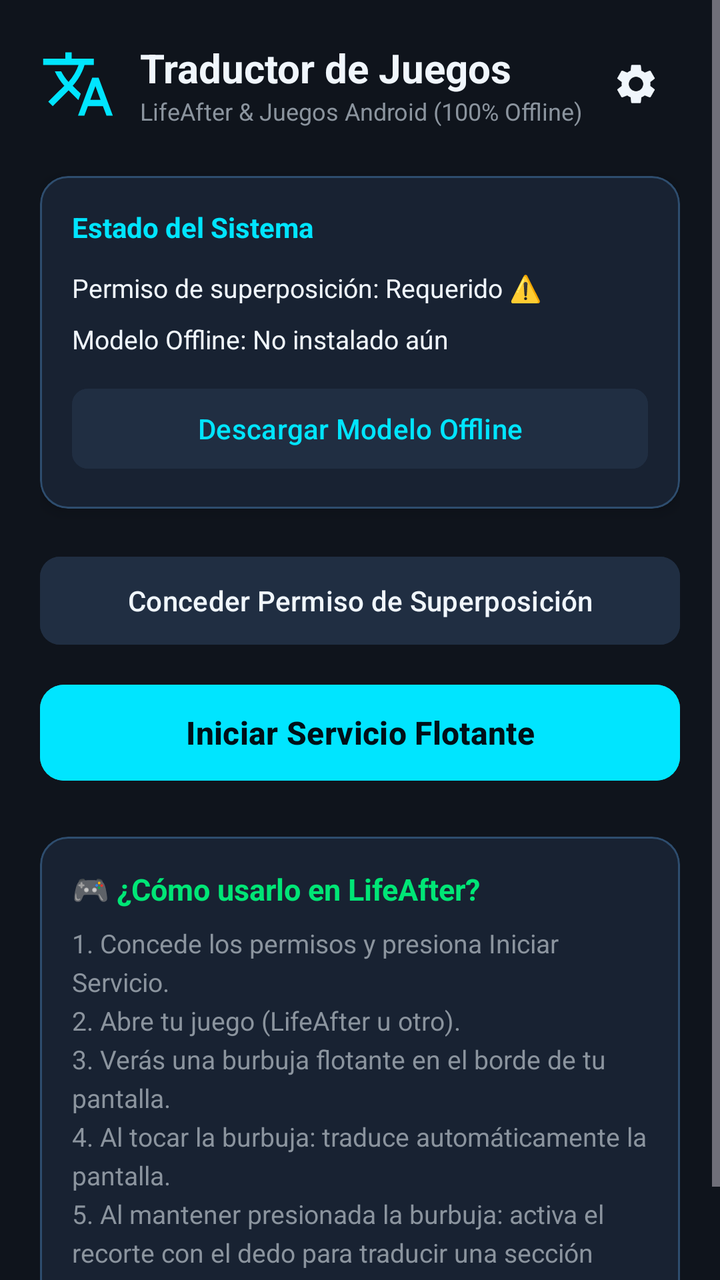
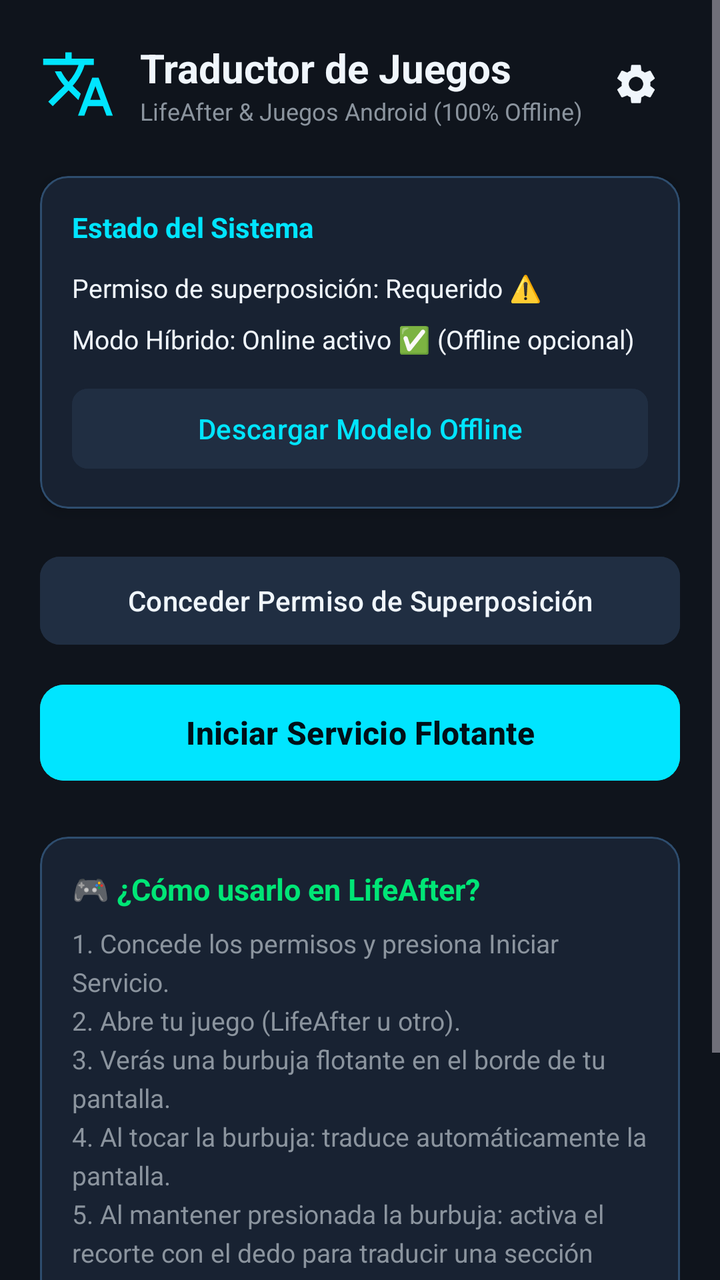

The first picture is an Android layout as it rendered before a commit; the second is the same layout after the commit. The layout source and the unified diff follow.
<!-- AndroidManifest.xml: activity theme Theme.GameTranslator -->
<!-- res/layout/activity_main.xml -->
<?xml version="1.0" encoding="utf-8"?>
<ScrollView xmlns:android="http://schemas.android.com/apk/res/android"
    xmlns:app="http://schemas.android.com/apk/res-auto"
    android:layout_width="match_parent"
    android:layout_height="match_parent"
    android:background="@color/bg_dark"
    android:fillViewport="true">

    <LinearLayout
        android:layout_width="match_parent"
        android:layout_height="wrap_content"
        android:orientation="vertical"
        android:padding="20dp">

        
        <LinearLayout
            android:layout_width="match_parent"
            android:layout_height="wrap_content"
            android:gravity="center_vertical"
            android:orientation="horizontal"
            android:layout_marginBottom="24dp">

            <ImageView
                android:layout_width="38dp"
                android:layout_height="38dp"
                android:src="@drawable/ic_translate"
                android:contentDescription="@string/app_name" />

            <LinearLayout
                android:layout_width="0dp"
                android:layout_height="wrap_content"
                android:layout_weight="1"
                android:layout_marginStart="12dp"
                android:orientation="vertical">

                <TextView
                    android:layout_width="wrap_content"
                    android:layout_height="wrap_content"
                    android:text="@string/app_name"
                    android:textColor="@color/text_primary"
                    android:textSize="20sp"
                    android:textStyle="bold" />

                <TextView
                    android:layout_width="wrap_content"
                    android:layout_height="wrap_content"
                    android:text="LifeAfter &amp; Juegos Android (100% Offline)"
                    android:textColor="@color/text_secondary"
                    android:textSize="12sp" />
            </LinearLayout>

            <ImageButton
                android:id="@+id/btn_settings"
                android:layout_width="44dp"
                android:layout_height="44dp"
                android:background="?attr/selectableItemBackgroundBorderless"
                android:src="@drawable/ic_settings"
                android:contentDescription="@string/title_settings" />
        </LinearLayout>

        
        <com.google.android.material.card.MaterialCardView
            android:layout_width="match_parent"
            android:layout_height="wrap_content"
            android:layout_marginBottom="20dp"
            app:cardBackgroundColor="@color/surface_dark"
            app:cardCornerRadius="14dp"
            app:cardElevation="4dp"
            app:strokeColor="@color/border_cyan"
            app:strokeWidth="1dp">

            <LinearLayout
                android:layout_width="match_parent"
                android:layout_height="wrap_content"
                android:orientation="vertical"
                android:padding="16dp">

                <TextView
                    android:layout_width="wrap_content"
                    android:layout_height="wrap_content"
                    android:text="Estado del Sistema"
                    android:textColor="@color/primary"
                    android:textSize="14sp"
                    android:textStyle="bold"
                    android:layout_marginBottom="12dp" />

                <TextView
                    android:id="@+id/tv_overlay_status"
                    android:layout_width="wrap_content"
                    android:layout_height="wrap_content"
                    android:text="@string/status_permission_needed"
                    android:textColor="@color/text_primary"
                    android:textSize="13sp"
                    android:layout_marginBottom="8dp" />

                <TextView
                    android:id="@+id/tv_model_status"
                    android:layout_width="wrap_content"
                    android:layout_height="wrap_content"
                    android:text="@string/status_model_not_ready"
                    android:textColor="@color/text_primary"
                    android:textSize="13sp"
                    android:layout_marginBottom="12dp" />

                <Button
                    android:id="@+id/btn_download_model"
                    android:layout_width="match_parent"
                    android:layout_height="wrap_content"
                    android:text="@string/btn_download_model"
                    android:backgroundTint="@color/surface_card"
                    android:textColor="@color/primary"
                    app:cornerRadius="8dp" />

                <ProgressBar
                    android:id="@+id/pb_download_model"
                    style="?android:attr/progressBarStyleHorizontal"
                    android:layout_width="match_parent"
                    android:layout_height="4dp"
                    android:indeterminate="true"
                    android:visibility="gone"
                    android:layout_marginTop="8dp" />
            </LinearLayout>
        </com.google.android.material.card.MaterialCardView>

        
        <Button
            android:id="@+id/btn_permission_overlay"
            android:layout_width="match_parent"
            android:layout_height="52dp"
            android:text="@string/btn_grant_overlay"
            android:backgroundTint="@color/surface_card"
            android:textColor="@color/text_primary"
            android:layout_marginBottom="12dp"
            app:cornerRadius="10dp" />

        <Button
            android:id="@+id/btn_toggle_service"
            android:layout_width="match_parent"
            android:layout_height="56dp"
            android:text="@string/btn_start_service"
            android:backgroundTint="@color/primary"
            android:textColor="@color/on_primary"
            android:textStyle="bold"
            android:textSize="16sp"
            android:layout_marginBottom="24dp"
            app:cornerRadius="12dp" />

        
        <com.google.android.material.card.MaterialCardView
            android:layout_width="match_parent"
            android:layout_height="wrap_content"
            app:cardBackgroundColor="@color/surface_dark"
            app:cardCornerRadius="14dp"
            app:strokeColor="@color/border_cyan"
            app:strokeWidth="1dp">

            <LinearLayout
                android:layout_width="match_parent"
                android:layout_height="wrap_content"
                android:orientation="vertical"
                android:padding="16dp">

                <TextView
                    android:layout_width="wrap_content"
                    android:layout_height="wrap_content"
                    android:text="🎮 ¿Cómo usarlo en LifeAfter?"
                    android:textColor="@color/secondary"
                    android:textSize="15sp"
                    android:textStyle="bold"
                    android:layout_marginBottom="8dp" />

                <TextView
                    android:layout_width="match_parent"
                    android:layout_height="wrap_content"
                    android:text="1. Concede los permisos y presiona Iniciar Servicio.\n2. Abre tu juego (LifeAfter u otro).\n3. Verás una burbuja flotante en el borde de tu pantalla.\n4. Al tocar la burbuja: traduce automáticamente la pantalla.\n5. Al mantener presionada la burbuja: activa el recorte con el dedo para traducir una sección exacta (armas, cartas, misiones)."
                    android:textColor="@color/text_secondary"
                    android:textSize="13sp"
                    android:lineSpacingExtra="4dp" />
            </LinearLayout>
        </com.google.android.material.card.MaterialCardView>

    </LinearLayout>
</ScrollView>
<!-- resources referenced by this layout -->
<resources>
  <color name="bg_dark">#0F141C</color>
  <color name="border_cyan">#2E4D6E</color>
  <color name="on_primary">#001018</color>
  <color name="primary">#00E5FF</color>
  <color name="secondary">#00E676</color>
  <color name="surface_card">#202E42</color>
  <color name="surface_dark">#182232</color>
  <color name="text_primary">#F0F6FC</color>
  <color name="text_secondary">#8B949E</color>
  <!-- drawable ic_settings (drawable) -->
  <vector xmlns:android="http://schemas.android.com/apk/res/android"
      android:width="24dp"
      android:height="24dp"
      android:viewportWidth="24"
      android:viewportHeight="24">
    <path
        android:fillColor="@color/text_primary"
        android:pathData="M19.14,12.94c0.04,-0.3 0.06,-0.61 0.06,-0.94 0,-0.32 -0.02,-0.64 -0.07,-0.94l2.03,-1.58c0.18,-0.14 0.23,-0.41 0.12,-0.61l-1.92,-3.32c-0.12,-0.22 -0.37,-0.29 -0.59,-0.22l-2.39,0.96c-0.5,-0.38 -1.03,-0.7 -1.62,-0.94L14.4,2.81c-0.04,-0.24 -0.24,-0.41 -0.48,-0.41h-3.84c-0.24,0 -0.43,0.17 -0.47,0.41L9.25,5.35C8.66,5.59 8.12,5.92 7.63,6.29L5.24,5.33c-0.22,-0.08 -0.47,0 -0.59,0.22L2.74,8.87c-0.12,0.21 -0.08,0.47 0.12,0.61l2.03,1.58c-0.05,0.3 -0.09,0.63 -0.09,0.94s0.02,0.64 0.07,0.94l-2.03,1.58c-0.18,0.14 -0.23,0.41 -0.12,0.61l1.92,3.32c0.12,0.22 0.37,0.29 0.59,0.22l2.39,-0.96c0.5,0.38 1.03,0.7 1.62,0.94l0.36,2.54c0.05,0.24 0.24,0.41 0.48,0.41h3.84c0.24,0 0.44,-0.17 0.47,-0.41l0.36,-2.54c0.59,-0.24 1.13,-0.56 1.62,-0.94l2.39,0.96c0.22,0.08 0.47,0 0.59,-0.22l1.92,-3.32c0.12,-0.22 0.07,-0.47 -0.12,-0.61l-2.01,-1.58zM12,15.6c-1.98,0 -3.6,-1.62 -3.6,-3.6s1.62,-3.6 3.6,-3.6 3.6,1.62 3.6,3.6 -1.62,3.6 -3.6,3.6z"/>
  </vector>
  <!-- drawable ic_translate (drawable) -->
  <vector xmlns:android="http://schemas.android.com/apk/res/android"
      android:width="24dp"
      android:height="24dp"
      android:viewportWidth="24"
      android:viewportHeight="24">
    <path
        android:fillColor="@color/primary"
        android:pathData="M12.87,15.07l-2.54,-2.51 0.03,-0.03c1.74,-1.94 2.98,-4.17 3.71,-6.53H17V4h-7V2H8v2H1v1.99h11.17C11.5,7.92 10.44,9.75 9,11.35 8.07,10.32 7.3,9.19 6.69,8h-2c0.73,1.63 1.73,3.17 2.98,4.56l-5.09,5.02L4,19l5,-5 3.11,3.11 0.76,-2.04zM18.5,10h-2L12,22h2l1.12,-3h4.75L21,22h2l-4.5,-12zm-2.62,7l1.62,-4.33L19.12,17h-3.24z"/>
  </vector>
  <string name="app_name">Traductor de Juegos</string>
  <string name="btn_download_model">Descargar Modelo Offline</string>
  <string name="btn_grant_overlay">Conceder Permiso de Superposición</string>
  <string name="btn_start_service">Iniciar Servicio Flotante</string>
  <string name="status_model_not_ready">Modelo Offline: No instalado aún</string>
  <string name="status_permission_needed">Permiso de superposición: Requerido ⚠️</string>
  <string name="title_settings">Configuración del Traductor</string>
  <style name="Theme.GameTranslator" parent="Theme.Material3.Dark.NoActionBar">
          <item name="colorPrimary">@color/primary</item>
          <item name="colorOnPrimary">@color/on_primary</item>
          <item name="colorSecondary">@color/secondary</item>
          <item name="colorOnSecondary">@color/on_secondary</item>
          <item name="android:statusBarColor">@color/bg_dark</item>
          <item name="android:navigationBarColor">@color/bg_dark</item>
          <item name="android:windowBackground">@color/bg_dark</item>
      </style>
  <color name="on_secondary">#001C08</color>
</resources>

<!-- the commit's change to res/layout/activity_main.xml (unified diff, before → after) -->
@@ -179,5 +179,17 @@
             </LinearLayout>
         </com.google.android.material.card.MaterialCardView>
 
+        <com.google.android.material.button.MaterialButton
+            android:id="@+id/btn_view_logs"
+            style="@style/Widget.Material3.Button.OutlinedButton"
+            android:layout_width="match_parent"
+            android:layout_height="48dp"
+            android:text="@string/btn_view_logs"
+            android:textColor="@color/secondary"
+            app:strokeColor="@color/border_cyan"
+            app:cornerRadius="10dp"
+            android:layout_marginTop="16dp"
+            android:layout_marginBottom="24dp" />
+
     </LinearLayout>
 </ScrollView>
<!-- resource entries referenced after the edit -->
@@ -33,7 +33,8 @@
   <string name="btn_download_model">Descargar Modelo Offline</string>
   <string name="btn_grant_overlay">Conceder Permiso de Superposición</string>
   <string name="btn_start_service">Iniciar Servicio Flotante</string>
-  <string name="status_model_not_ready">Modelo Offline: No instalado aún</string>
+  <string name="btn_view_logs">📋 Ver Registro de Errores / Debug</string>
+  <string name="status_model_not_ready">Modo Híbrido: Online activo ✅ (Offline opcional)</string>
   <string name="status_permission_needed">Permiso de superposición: Requerido ⚠️</string>
   <string name="title_settings">Configuración del Traductor</string>
   <style name="Theme.GameTranslator" parent="Theme.Material3.Dark.NoActionBar">
